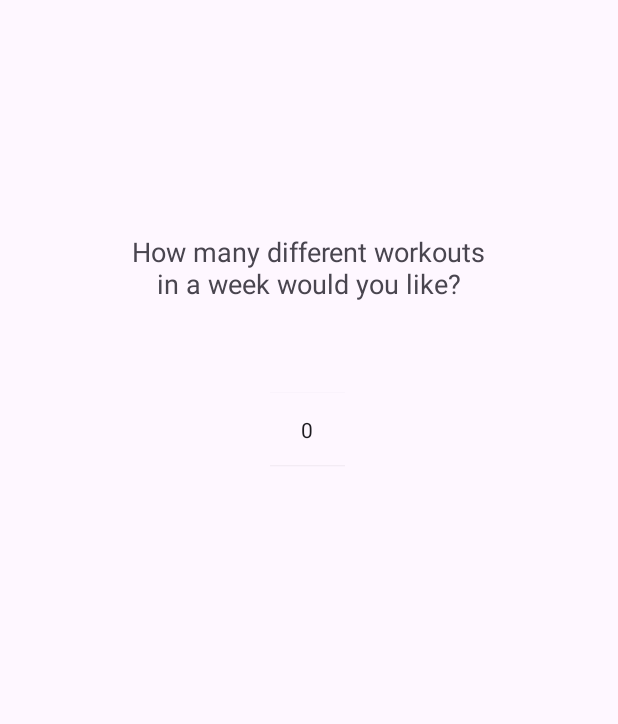
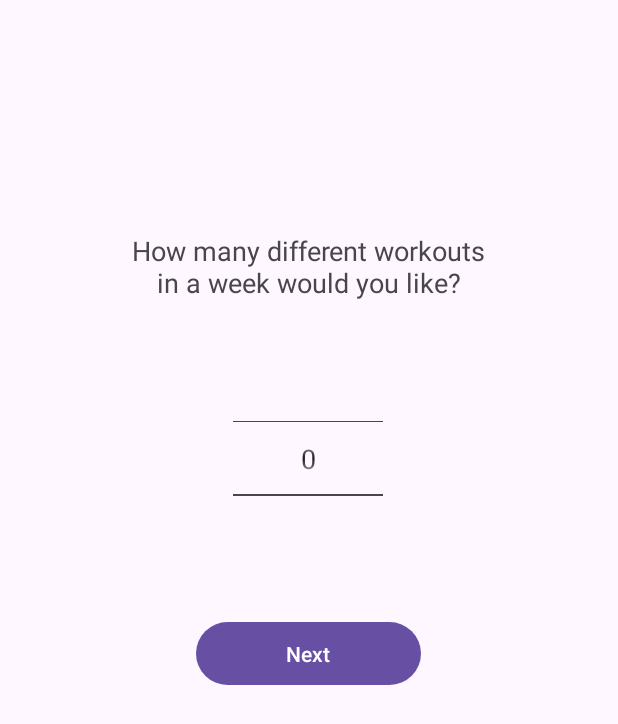
Before and after one commit to EricWou/WouFit, an Android app: the layout init_freq_fragment.xml on its own in the app's theme, with its tools: preview values and no code run, on a phone screen of 412 x 824 dp. Shown: the top 724 px of the screen. Run offline under Robolectric (Android 15) with nearby library versions, the phone set to English and light mode, and no system bars.

Commit message:
added freq_fragment and bundle Preferences

```diff
--- /dev/null
+++ b/app/src/main/java/com/example/woufit/initializationfragments/Duration_Fragment.java
@@ -0,0 +1,6 @@
+package com.example.woufit.initializationfragments;
+
+import androidx.fragment.app.Fragment;
+
+public class Duration_Fragment extends Fragment {
+}
--- a/app/src/main/java/com/example/woufit/initializationfragments/freq_fragment.java
+++ /dev/null
@@ -1,4 +0,0 @@
-package com.example.woufit.initializationfragments;
-
-public class freq_fragment {
-}
--- /dev/null
+++ b/app/src/main/res/layout/init_duration_fragment.xml
@@ -0,0 +1,6 @@
+<?xml version="1.0" encoding="utf-8"?>
+<androidx.constraintlayout.widget.ConstraintLayout xmlns:android="http://schemas.android.com/apk/res/android"
+    android:layout_width="match_parent"
+    android:layout_height="match_parent">
+
+</androidx.constraintlayout.widget.ConstraintLayout>
--- a/app/src/main/res/layout/init_freq_fragment.xml
+++ b/app/src/main/res/layout/init_freq_fragment.xml
@@ -10,24 +10,37 @@
         android:layout_width="250dp"
         android:layout_height="wrap_content"
         android:text="@string/freq_fragment_title_text_view"
+        android:textAlignment="center"
         android:textSize="18sp"
-        android:textAlignment="center"
         app:layout_constraintBottom_toBottomOf="parent"
         app:layout_constraintEnd_toEndOf="parent"
-        app:layout_constraintHorizontal_bias="0.498"
+        app:layout_constraintHorizontal_bias="0.496"
         app:layout_constraintStart_toStartOf="parent"
         app:layout_constraintTop_toTopOf="parent"
-        app:layout_constraintVertical_bias="0.2" />
+        app:layout_constraintVertical_bias="0.199" />
 
     <NumberPicker
         android:id="@+id/freq_fragment_number_picker"
-        android:layout_width="50dp"
+        android:layout_width="100dp"
         android:layout_height="50dp"
-        android:layout_marginTop="60dp"
+        android:layout_marginTop="80dp"
+        android:theme="@style/NumberPickerText"
+        android:paddingVertical="10dp"
         app:layout_constraintEnd_toEndOf="parent"
         app:layout_constraintHorizontal_bias="0.498"
         app:layout_constraintStart_toStartOf="parent"
         app:layout_constraintTop_toBottomOf="@+id/freq_fragment_title_text_view" />
 
+    <Button
+        android:id="@+id/freq_fragment_next_button"
+        android:layout_width="150dp"
+        android:layout_height="50dp"
+        android:layout_marginTop="80dp"
+        android:text="@string/next_button"
+        app:layout_constraintEnd_toEndOf="parent"
+        app:layout_constraintHorizontal_bias="0.498"
+        app:layout_constraintStart_toStartOf="parent"
+        app:layout_constraintTop_toBottomOf="@+id/freq_fragment_number_picker" />
+
 
 </androidx.constraintlayout.widget.ConstraintLayout>
--- a/app/src/main/res/values/strings_account_initialization.xml
+++ b/app/src/main/res/values/strings_account_initialization.xml
@@ -10,11 +10,11 @@
     <string name="get_started_button">Get started</string>
 
     <string name="goal_fragment_title_text_view">What are your goals for working out?</string>
-    <string name="goal_fragment_description_text_view">Select one or more of the following:</string>
+    <string name="goal_fragment_description_text_view">Select one of the following:</string>
     <string name="strength_radio_button">Strength</string>
     <string name="endurance_radio_button">Endurance</string>
     <string name="flexibility_radio_button">Flexibility</string>
-    <string name="goal_fragment_next_button">Next</string>
+    <string name="next_button">Next</string>
 
     <string name="freq_fragment_title_text_view">How many different workouts in a week would you like?</string>
 
--- /dev/null
+++ b/app/src/main/res/values/styles.xml
@@ -0,0 +1,7 @@
+<?xml version="1.0" encoding="utf-8"?>
+<resources>
+    <style name="NumberPickerText">
+        <item name="android:textSize">18sp</item>
+        <item name="android:lineSpacingMultiplier">2.0</item>
+    </style>
+</resources>
```
Also changed, not shown: app/src/main/java/com/example/woufit/account_initialization.java (+0 -16 lines), app/src/main/java/com/example/woufit/initializationfragments/Freq_Fragment.java (added, +67 -0 lines), app/src/main/java/com/example/woufit/initializationfragments/Goal_Fragment.java (+55 -1 lines), app/src/main/java/com/example/woufit/initializationfragments/Welcome_Fragment.java (+8 -5 lines), app/src/main/java/com/example/woufit/model/Preferences.java (+51 -1 lines), app/src/main/res/layout/init_goal_fragment.xml (+35 -34 lines).
